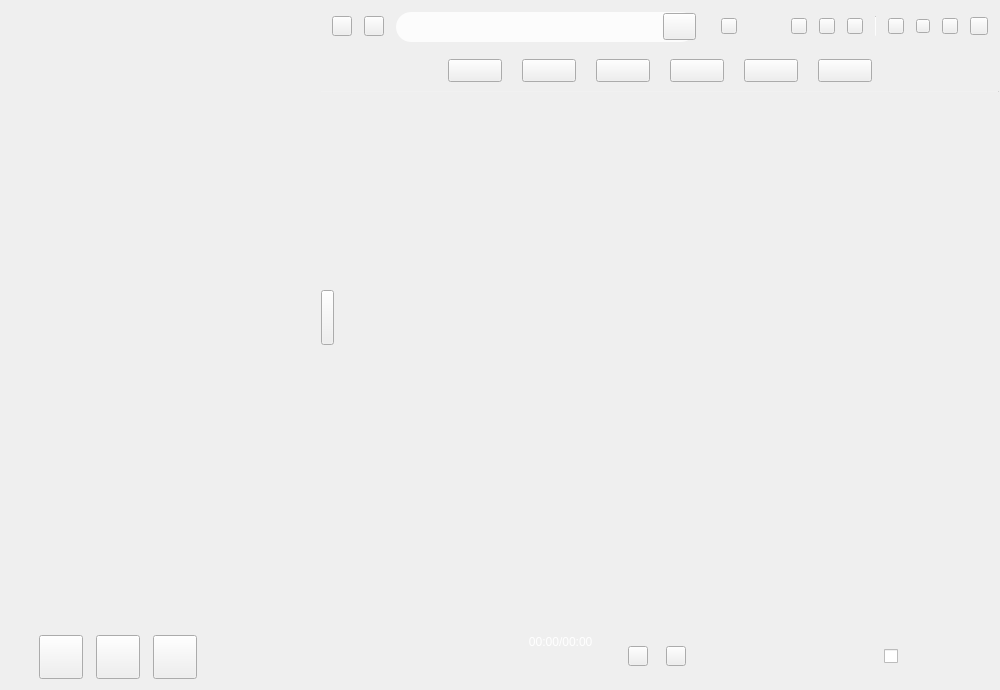
Qt form TTKCore/musicUiKits/musicApplication/musicapplication.ui (Greedysky/TTKMusicPlayer) before a commit.
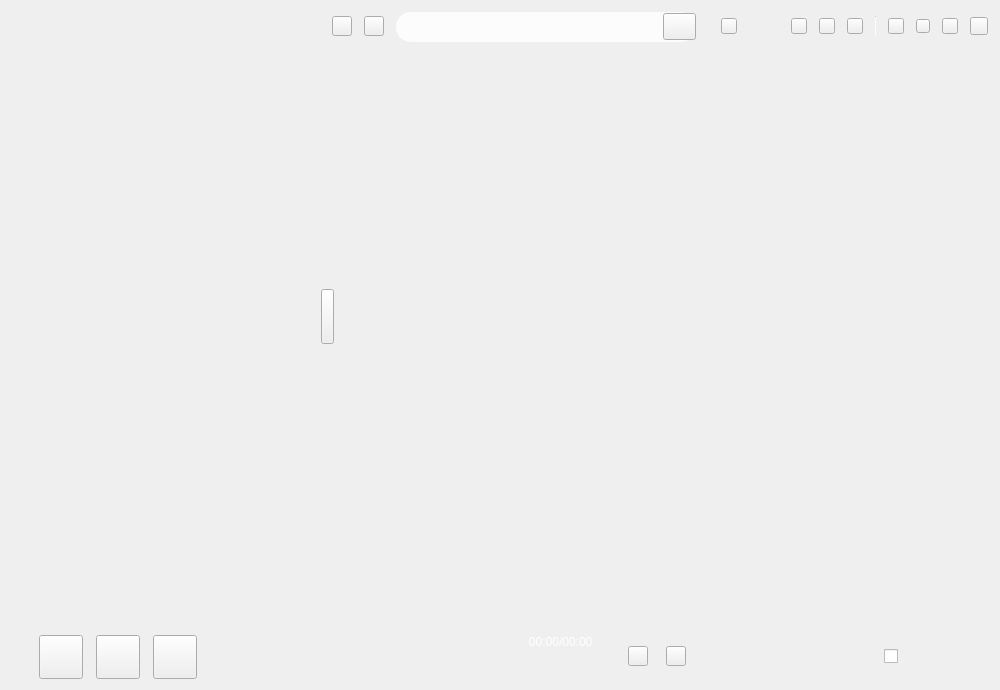
The same form after that commit. Icons and pictures are not drawn. Custom widgets are drawn as their Qt base class.

Patch:
```diff
--- a/TTKCore/musicUiKits/musicApplication/musicapplication.ui
+++ b/TTKCore/musicUiKits/musicApplication/musicapplication.ui
@@ -657,137 +657,6 @@
                    <height>16777215</height>
                   </size>
                  </property>
-                 <layout class="QHBoxLayout" name="stackedWidgetFunctionOptionLayout">
-                  <property name="spacing">
-                   <number>0</number>
-                  </property>
-                  <property name="leftMargin">
-                   <number>0</number>
-                  </property>
-                  <property name="topMargin">
-                   <number>0</number>
-                  </property>
-                  <property name="rightMargin">
-                   <number>0</number>
-                  </property>
-                  <property name="bottomMargin">
-                   <number>0</number>
-                  </property>
-                  <item>
-                   <widget class="QToolButton" name="musicSongWidgetButton">
-                    <property name="minimumSize">
-                     <size>
-                      <width>54</width>
-                      <height>23</height>
-                     </size>
-                    </property>
-                    <property name="maximumSize">
-                     <size>
-                      <width>54</width>
-                      <height>23</height>
-                     </size>
-                    </property>
-                    <property name="cursor">
-                     <cursorShape>PointingHandCursor</cursorShape>
-                    </property>
-                   </widget>
-                  </item>
-                  <item>
-                   <widget class="QToolButton" name="musicRadioWidgetButton">
-                    <property name="minimumSize">
-                     <size>
-                      <width>54</width>
-                      <height>23</height>
-                     </size>
-                    </property>
-                    <property name="maximumSize">
-                     <size>
-                      <width>54</width>
-                      <height>23</height>
-                     </size>
-                    </property>
-                    <property name="cursor">
-                     <cursorShape>PointingHandCursor</cursorShape>
-                    </property>
-                   </widget>
-                  </item>
-                  <item>
-                   <widget class="QToolButton" name="musicListWidgetButton">
-                    <property name="minimumSize">
-                     <size>
-                      <width>54</width>
-                      <height>23</height>
-                     </size>
-                    </property>
-                    <property name="maximumSize">
-                     <size>
-                      <width>54</width>
-                      <height>23</height>
-                     </size>
-                    </property>
-                    <property name="cursor">
-                     <cursorShape>PointingHandCursor</cursorShape>
-                    </property>
-                   </widget>
-                  </item>
-                  <item>
-                   <widget class="QToolButton" name="musicVideoWidgetButton">
-                    <property name="minimumSize">
-                     <size>
-                      <width>54</width>
-                      <height>23</height>
-                     </size>
-                    </property>
-                    <property name="maximumSize">
-                     <size>
-                      <width>54</width>
-                      <height>23</height>
-                     </size>
-                    </property>
-                    <property name="cursor">
-                     <cursorShape>PointingHandCursor</cursorShape>
-                    </property>
-                   </widget>
-                  </item>
-                  <item>
-                   <widget class="QToolButton" name="musicLiveWidgetButton">
-                    <property name="minimumSize">
-                     <size>
-                      <width>54</width>
-                      <height>23</height>
-                     </size>
-                    </property>
-                    <property name="maximumSize">
-                     <size>
-                      <width>54</width>
-                      <height>23</height>
-                     </size>
-                    </property>
-                    <property name="cursor">
-                     <cursorShape>PointingHandCursor</cursorShape>
-                    </property>
-                   </widget>
-                  </item>
-                  <item>
-                   <widget class="QToolButton" name="musicLrcWidgetButton">
-                    <property name="minimumSize">
-                     <size>
-                      <width>54</width>
-                      <height>23</height>
-                     </size>
-                    </property>
-                    <property name="maximumSize">
-                     <size>
-                      <width>54</width>
-                      <height>23</height>
-                     </size>
-                    </property>
-                    <property name="cursor">
-                     <cursorShape>PointingHandCursor</cursorShape>
-                    </property>
-                   </widget>
-                  </item>
-                 </layout>
                 </widget>
                </item>
                <item>
@@ -806,25 +675,6 @@
               </layout>
              </widget>
             </item>
-            <item>
-             <widget class="Line" name="line">
-              <property name="maximumSize">
-               <size>
-                <width>16777215</width>
-                <height>1</height>
-               </size>
-              </property>
-              <property name="styleSheet">
-               <string notr="true">background:rgba(210, 210, 210)</string>
-              </property>
-              <property name="lineWidth">
-               <number>1</number>
-              </property>
-              <property name="orientation">
-               <enum>Qt::Horizontal</enum>
-              </property>
-             </widget>
-            </item>
             <item>
              <widget class="QStackedWidget" name="surfaceStackedWidget">
               <property name="minimumSize">
@@ -1554,6 +1404,12 @@
    <header>musicfuntionanimationwidget.h</header>
    <container>1</container>
   </customwidget>
+  <customwidget>
+   <class>MusicOptionAnimationWidget</class>
+   <extends>QWidget</extends>
+   <header>musicfuntionanimationwidget.h</header>
+   <container>1</container>
+  </customwidget>
  </customwidgets>
  <resources>
   <include location="../../../TTKQrc/MusicPlayer.qrc"/>
```
Left out of the diff: 2 changed lines with no effect on the pictures.
